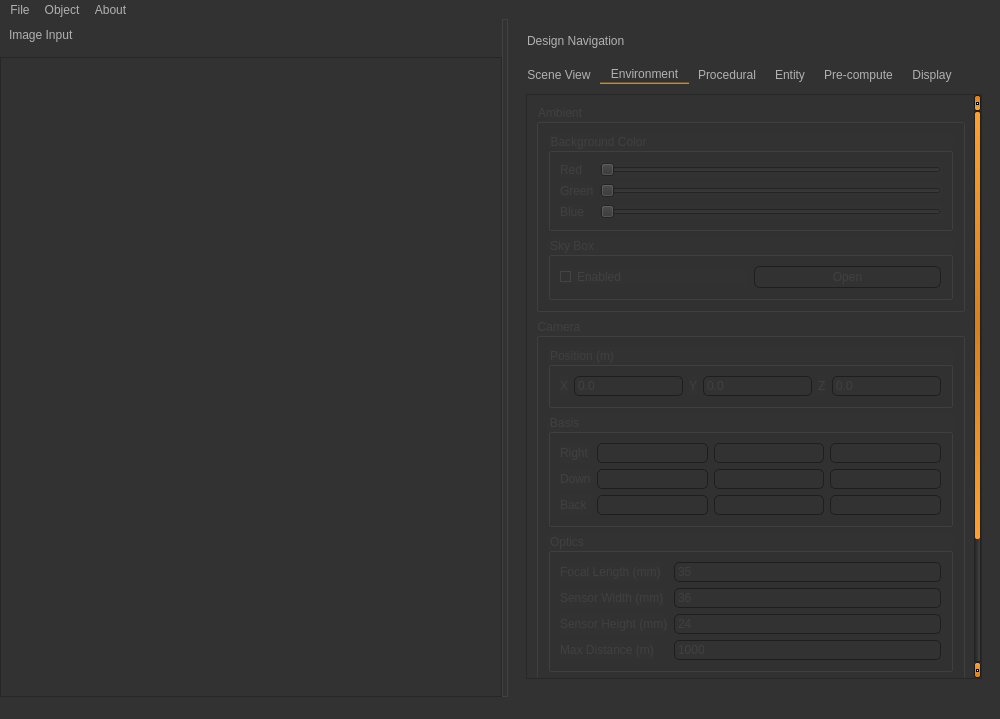
Above: editor/editor_window.ui from e8yes/e8yes-terrain before the change. Below: the same form after it.
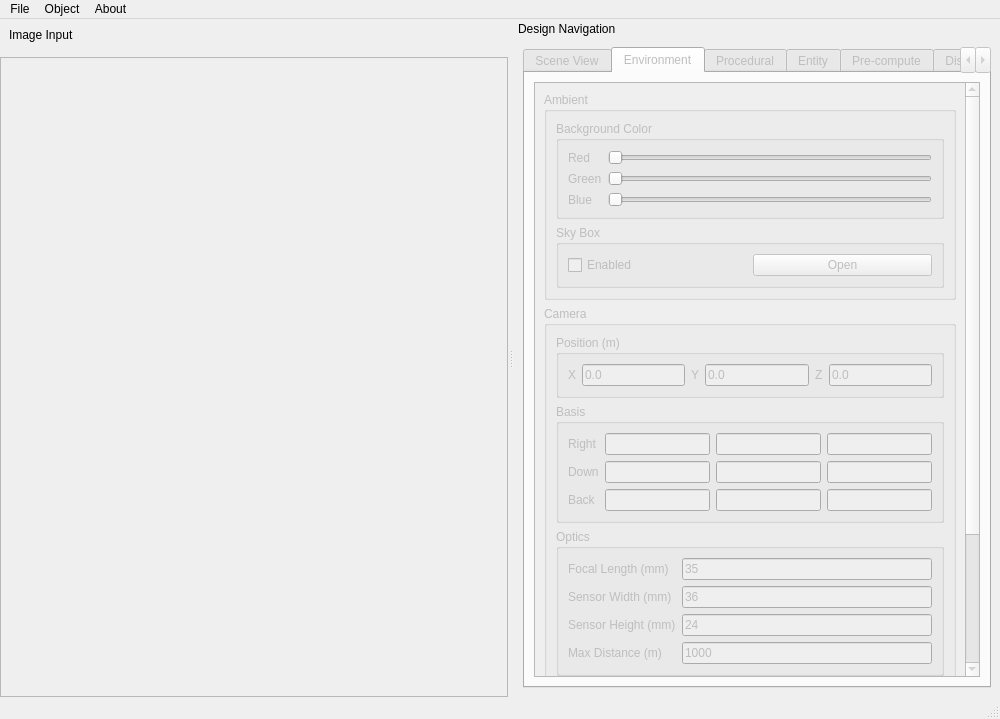
That is the form after the change. The open tabs and pages were chosen to show the change. Icons and pictures are not drawn.

Commit message: Uses the same QSS throughout the editor UIs.

The edit to the form file:
```diff
--- a/editor/editor_window.ui
+++ b/editor/editor_window.ui
@@ -17,477 +17,7 @@
    <string>e8 islands editor</string>
   </property>
   <property name="styleSheet">
-   <string notr="true">QToolTip
-{
-     border: 1px solid black;
-     background-color: #ffa02f;
-     padding: 1px;
-     border-radius: 3px;
-     opacity: 100;
-}
-
-QWidget
-{
-    color: #b1b1b1;
-    background-color: #323232;
-}
-
-QWidget:item:hover
-{
-    background-color: QLinearGradient(x1:0, y1:0, x2:0, y2:1, stop:0 #323232, stop:0.9 #323232, stop:1 #ffaa00);
-}
-
-QWidget:item:selected
-{
-    background-color: #ffaa00;
-    color: black;
-}
-
-QMenuBar::item
-{
-    background: transparent;
-}
-
-QMenuBar::item:selected
-{
-    background-color: QLinearGradient(x1:0, y1:0, x2:0, y2:1, stop:0 #323232, stop:0.9 #323232, stop:1 #ffaa00);
-    color: #b1b1b1;
-}
-
-QMenuBar::item:pressed
-{
-    background-color: QLinearGradient(x1:0, y1:0, x2:0, y2:1, stop:0 #323232, stop:0.9 #323232, stop:1 #ffaa00);
-/*
-    background: #444;
-    border: 1px solid #000;
-    background-color: QLinearGradient(
-        x1:0, y1:0,
-        x2:0, y2:1,
-        stop:1 #212121,
-        stop:0.4 #343434/*,
-        stop:0.2 #343434,
-        stop:0.1 #ffaa00*/
-   /* );
-    margin-bottom:-1px;
-    padding-bottom:1px;*/
-}
-
-QMenu
-{
-    border: 1px solid #000;
-}
-
-QMenu::item
-{
-    padding: 2px 20px 2px 20px;
-}
-
-QMenu::item:selected
-{
-    color: #000000;
-}
-
-QWidget:disabled
-{
-    color: #404040;
-    background-color: #323232;
-}
-
-QWidget:focus
-{
-    /*border: 2px solid QLinearGradient( x1: 0, y1: 0, x2: 0, y2: 1, stop: 0 #ffa02f, stop: 1 #d7801a);*/
-}
-
-QLineEdit
-{
-    background-color: QLinearGradient( x1: 0, y1: 0, x2: 0, y2: 1, stop: 0 #4d4d4d, stop: 0 #646464, stop: 1 #5d5d5d);
-    padding: 1px;
-    border-style: solid;
-    border: 1px solid #1e1e1e;
-    border-radius: 5;
-}
-
-QPushButton
-{
-    color: #b1b1b1;
-    background-color: QLinearGradient( x1: 0, y1: 0, x2: 0, y2: 1, stop: 0 #565656, stop: 0.1 #525252, stop: 0.5 #4e4e4e, stop: 0.9 #4a4a4a, stop: 1 #464646);
-    border-width: 1px;
-    border-color: #1e1e1e;
-    border-style: solid;
-    border-radius: 6;
-    padding: 3px;
-    font-size: 12px;
-    padding-left: 5px;
-    padding-right: 5px;
-}
-
-QPushButton:pressed
-{
-    background-color: QLinearGradient( x1: 0, y1: 0, x2: 0, y2: 1, stop: 0 #2d2d2d, stop: 0.1 #2b2b2b, stop: 0.5 #292929, stop: 0.9 #282828, stop: 1 #252525);
-}
-
-QComboBox
-{
-    selection-background-color: #ffaa00;
-    background-color: QLinearGradient( x1: 0, y1: 0, x2: 0, y2: 1, stop: 0 #565656, stop: 0.1 #525252, stop: 0.5 #4e4e4e, stop: 0.9 #4a4a4a, stop: 1 #464646);
-    border-style: solid;
-    border: 1px solid #1e1e1e;
-    border-radius: 5;
-}
-
-QComboBox:hover,QPushButton:hover
-{
-    border: 2px solid QLinearGradient( x1: 0, y1: 0, x2: 0, y2: 1, stop: 0 #ffa02f, stop: 1 #d7801a);
-}
-
-
-QComboBox:on
-{
-    padding-top: 3px;
-    padding-left: 4px;
-    background-color: QLinearGradient( x1: 0, y1: 0, x2: 0, y2: 1, stop: 0 #2d2d2d, stop: 0.1 #2b2b2b, stop: 0.5 #292929, stop: 0.9 #282828, stop: 1 #252525);
-    selection-background-color: #ffaa00;
-}
-
-QComboBox QAbstractItemView
-{
-    border: 2px solid darkgray;
-    selection-background-color: QLinearGradient( x1: 0, y1: 0, x2: 0, y2: 1, stop: 0 #ffa02f, stop: 1 #d7801a);
-}
-
-QComboBox::drop-down
-{
-     subcontrol-origin: padding;
-     subcontrol-position: top right;
-     width: 15px;
-
-     border-left-width: 0px;
-     border-left-color: darkgray;
-     border-left-style: solid; /* just a single line */
-     border-top-right-radius: 3px; /* same radius as the QComboBox */
-     border-bottom-right-radius: 3px;
- }
-
-QComboBox::down-arrow
-{
-     image: url(:/down_arrow.png);
-}
-
-QGroupBox:focus
-{
-border: 2px solid QLinearGradient( x1: 0, y1: 0, x2: 0, y2: 1, stop: 0 #ffa02f, stop: 1 #d7801a);
-}
-
-QTextEdit:focus
-{
-    border: 2px solid QLinearGradient( x1: 0, y1: 0, x2: 0, y2: 1, stop: 0 #ffa02f, stop: 1 #d7801a);
-}
-
-QScrollBar:horizontal {
-     border: 1px solid #222222;
-     background: QLinearGradient( x1: 0, y1: 0, x2: 0, y2: 1, stop: 0.0 #121212, stop: 0.2 #282828, stop: 1 #484848);
-     height: 7px;
-     margin: 0px 16px 0 16px;
-}
-
-QScrollBar::handle:horizontal
-{
-      background: QLinearGradient( x1: 0, y1: 0, x2: 1, y2: 0, stop: 0 #ffa02f, stop: 0.5 #d7801a, stop: 1 #ffa02f);
-      min-height: 20px;
-      border-radius: 2px;
-}
-
-QScrollBar::add-line:horizontal {
-      border: 1px solid #1b1b19;
-      border-radius: 2px;
-      background: QLinearGradient( x1: 0, y1: 0, x2: 1, y2: 0, stop: 0 #ffa02f, stop: 1 #d7801a);
-      width: 14px;
-      subcontrol-position: right;
-      subcontrol-origin: margin;
-}
-
-QScrollBar::sub-line:horizontal {
-      border: 1px solid #1b1b19;
-      border-radius: 2px;
-      background: QLinearGradient( x1: 0, y1: 0, x2: 1, y2: 0, stop: 0 #ffa02f, stop: 1 #d7801a);
-      width: 14px;
-     subcontrol-position: left;
-     subcontrol-origin: margin;
-}
-
-QScrollBar::right-arrow:horizontal, QScrollBar::left-arrow:horizontal
-{
-      border: 1px solid black;
-      width: 1px;
-      height: 1px;
-      background: white;
-}
-
-QScrollBar::add-page:horizontal, QScrollBar::sub-page:horizontal
-{
-      background: none;
-}
-
-QScrollBar:vertical
-{
-    background: QLinearGradient( x1: 0, y1: 0, x2: 1, y2: 0, stop: 0.0 #121212, stop: 0.2 #282828, stop: 1 #484848);
-    width: 7px;
-    margin: 16px 0 16px 0;
-    border: 1px solid #222222;
-}
-
-QScrollBar::handle:vertical
-{
-    background: QLinearGradient( x1: 0, y1: 0, x2: 0, y2: 1, stop: 0 #ffa02f, stop: 0.5 #d7801a, stop: 1 #ffa02f);
-    min-height: 20px;
-    border-radius: 2px;
-}
-
-QScrollBar::add-line:vertical
-{
-      border: 1px solid #1b1b19;
-      border-radius: 2px;
-      background: QLinearGradient( x1: 0, y1: 0, x2: 0, y2: 1, stop: 0 #ffa02f, stop: 1 #d7801a);
-      height: 14px;
-      subcontrol-position: bottom;
-      subcontrol-origin: margin;
-}
-
-QScrollBar::sub-line:vertical
-{
-      border: 1px solid #1b1b19;
-      border-radius: 2px;
-      background: QLinearGradient( x1: 0, y1: 0, x2: 0, y2: 1, stop: 0 #d7801a, stop: 1 #ffa02f);
-      height: 14px;
-      subcontrol-position: top;
-      subcontrol-origin: margin;
-}
-
-QScrollBar::up-arrow:vertical, QScrollBar::down-arrow:vertical
-{
-      border: 1px solid black;
-      width: 1px;
-      height: 1px;
-      background: white;
-}
-
-
-QScrollBar::add-page:vertical, QScrollBar::sub-page:vertical
-{
-      background: none;
-}
-
-QTextEdit
-{
-    background-color: #242424;
-}
-
-QPlainTextEdit
-{
-    background-color: #242424;
-}
-
-QHeaderView::section
-{
-    /* background-color: QLinearGradient(x1:0, y1:0, x2:0, y2:1, stop:0 #323232, stop: 0.5 #303030, stop:1 #323232); */
-    background-color: #323232;
-    border: none;
-    color: grey;
-    padding-left: 4px;
-}
-
-QAbstractItemView 
-{
-    border: none;
-}
-
-QCheckBox:disabled
-{
-color: #414141;
-}
-
-QDockWidget::title
-{
-    text-align: left;
-    spacing: 3px; /* spacing between items in the tool bar */
-  	padding-top: 10px;
-    padding-bottom: 0px;
-    padding-left: 15%;
-}
-
-QDockWidget::close-button, QDockWidget::float-button
-{
-    text-align: center;
-    spacing: 1px; /* spacing between items in the tool bar */
-    background-color: QLinearGradient(x1:0, y1:0, x2:0, y2:1, stop:0 #323232, stop: 0.5 #242424, stop:1 #323232);
-}
-
-QDockWidget::close-button:hover, QDockWidget::float-button:hover
-{
-    background: #242424;
-}
-
-QDockWidget::close-button:pressed, QDockWidget::float-button:pressed
-{
-    padding: 1px -1px -1px 1px;
-}
-
-QMainWindow::separator
-{
-    /* background-color: QLinearGradient(x1:0, y1:0, x2:0, y2:1, stop:0 #161616, stop: 0.5 #151515, stop: 0.6 #212121, stop:1 #343434); */
-    background-color: #323232;
-    color: white;
-    padding-left: 4px;
-    border: 1px solid #414141; 
-    spacing: 3px; /* spacing between items in the tool bar */
-}
-
-QMainWindow::separator:hover
-{
-
-    /* background-color: QLinearGradient(x1:0, y1:0, x2:0, y2:1, stop:0 #d7801a, stop:0.5 #b56c17 stop:1 #ffa02f); */
-    background-color: #ffa02f;
-    color: white;
-    padding-left: 4px;
-    border: 1px solid #6c6c6c;
-    spacing: 3px; /* spacing between items in the tool bar */
-}
-
-QToolBar::handle
-{
-     spacing: 3px; /* spacing between items in the tool bar */
-     background: url(:/images/handle.png);
-}
-
-QMenu::separator
-{
-    height: 2px;
-    background-color: QLinearGradient(x1:0, y1:0, x2:0, y2:1, stop:0 #161616, stop: 0.5 #151515, stop: 0.6 #212121, stop:1 #343434);
-    color: white;
-    padding-left: 4px;
-    margin-left: 10px;
-    margin-right: 5px;
-}
-
-QProgressBar
-{
-    border: 2px solid grey;
-    border-radius: 5px;
-    text-align: center;
-}
-
-QProgressBar::chunk
-{
-    background-color: #d7801a;
-    width: 2.15px;
-    margin: 0.5px;
-}
-
-QTabBar::tab {
-    color: #b1b1b1;
-    /* border: 1px solid #444; 
-    border-bottom-style: none; */
-    border: none;
-    background-color: #323232;
-    padding-left: 10px;
-    padding-right: 10px;
-    padding-top: 3px;
-    padding-bottom: 2px;
-    margin-right: -1px;
-}
-
-QTabBar QToolButton {
-    border: none;
-}
-
-QTabWidget::pane {
-    /* border: 1px solid #444; */
-    border: none;
-    top: 1px;
-}
-
-QTabBar::tab:last
-{
-    margin-right: 0; /* the last selected tab has nothing to overlap with on the right */
-    border-top-right-radius: 3px;
-}
-
-QTabBar::tab:first:!selected
-{
-    margin-left: 0px; /* the last selected tab has nothing to overlap with on the right */
-    border-top-left-radius: 3px;
-}
-
-QTabBar::tab:!selected
-{
-    color: #b1b1b1;
-    border-bottom-style: solid;
-    margin-top: 3px;
-    /* background-color: QLinearGradient(x1:0, y1:0, x2:0, y2:1, stop:1 #212121, stop:.4 #343434); */
-}
-
-QTabBar::tab:selected
-{
-    border-top-left-radius: 3px;
-    border-top-right-radius: 3px;
-    background-color: QLinearGradient(x1:0, y1:0, x2:0, y2:1, stop:0 #323232, stop:0.9 #323232, stop:1 #ffaa00);
-    margin-bottom: 0px;
-}
-
-QTabBar::tab:!selected:hover
-{
-    border-top-left-radius: 3px;
-    border-top-right-radius: 3px;
-    background-color: QLinearGradient(x1:0, y1:0, x2:0, y2:1, stop:0 #ffaa00, stop:0.9 #ffaa00, stop:1 #242424);
-    color: black;
-}
-
-QRadioButton::indicator:checked, QRadioButton::indicator:unchecked{
-    color: #b1b1b1;
-    background-color: #323232;
-    border: 1px solid #b1b1b1;
-    border-radius: 6px;
-}
-
-QRadioButton::indicator:checked
-{
-    background-color: qradialgradient(
-        cx: 0.5, cy: 0.5,
-        fx: 0.5, fy: 0.5,
-        radius: 1.0,
-        stop: 0.25 #ffaa00,
-        stop: 0.3 #323232
-    );
-}
-
-QCheckBox::indicator{
-    color: #b1b1b1;
-    background-color: #323232;
-    border: 1px solid #b1b1b1;
-    width: 9px;
-    height: 9px;
-}
-
-QRadioButton::indicator
-{
-    border-radius: 6px;
-}
-
-QRadioButton::indicator:hover, QCheckBox::indicator:hover
-{
-    border: 1px solid #ffaa00;
-}
-
-QCheckBox::indicator:checked
-{
-    image:url(:/images/checkbox.png);
-}
-
-QCheckBox::indicator:disabled, QRadioButton::indicator:disabled
-{
-    border: 1px solid #444;
-}
-</string>
+   <string notr="true"/>
   </property>
   <widget class="QWidget" name="central_widget">
    <layout class="QVBoxLayout" name="verticalLayout_2">
@@ -657,8 +187,8 @@
              <rect>
               <x>0</x>
               <y>0</y>
-              <width>554</width>
-              <height>819</height>
+              <width>543</width>
+              <height>839</height>
              </rect>
             </property>
             <layout class="QVBoxLayout" name="verticalLayout_13">
```
Left out of the diff: 12 changed lines with no effect on the pictures. The commit also changes 10 other files.
